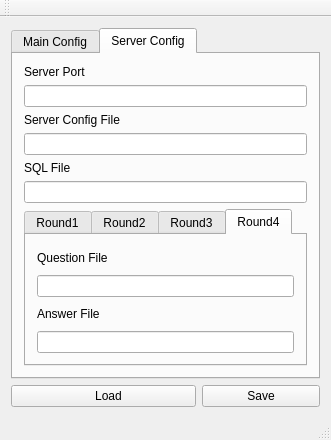
First picture: the form in src/config_editor/server_editor.ui, repository trigger-happy/Cerberus, before the edit.
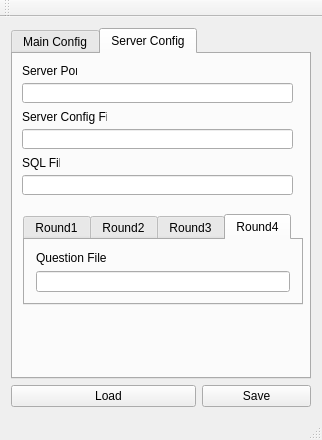
Second picture: the form after the edit. The open tabs and pages were chosen to show the change.

Commit message: save button already works properly -Janssen Go

The edit to the form file:
```diff
--- a/src/config_editor/server_editor.ui
+++ b/src/config_editor/server_editor.ui
@@ -6,8 +6,8 @@
    <rect>
     <x>0</x>
     <y>0</y>
-    <width>331</width>
-    <height>421</height>
+    <width>322</width>
+    <height>415</height>
    </rect>
   </property>
   <property name="windowTitle">
@@ -122,39 +122,84 @@
        <attribute name="title">
         <string>Server Config</string>
        </attribute>
-       <layout class="QVBoxLayout" name="verticalLayout_5">
-        <item>
          <widget class="QLabel" name="label_16">
+        <property name="geometry">
+         <rect>
+          <x>9</x>
+          <y>9</y>
+          <width>55</width>
+          <height>16</height>
+         </rect>
+        </property>
           <property name="text">
            <string>Server Port</string>
           </property>
          </widget>
-        </item>
-        <item>
-         <widget class="QLineEdit" name="serverPort2"/>
-        </item>
-        <item>
+       <widget class="QLineEdit" name="serverPort2">
+        <property name="geometry">
+         <rect>
+          <x>9</x>
+          <y>29</y>
+          <width>271</width>
+          <height>20</height>
+         </rect>
+        </property>
+       </widget>
          <widget class="QLabel" name="label_3">
+        <property name="geometry">
+         <rect>
+          <x>9</x>
+          <y>55</y>
+          <width>85</width>
+          <height>16</height>
+         </rect>
+        </property>
           <property name="text">
            <string>Server Config File</string>
           </property>
          </widget>
-        </item>
-        <item>
-         <widget class="QLineEdit" name="serverConf"/>
-        </item>
-        <item>
+       <widget class="QLineEdit" name="serverConf">
+        <property name="geometry">
+         <rect>
+          <x>9</x>
+          <y>75</y>
+          <width>271</width>
+          <height>20</height>
+         </rect>
+        </property>
+       </widget>
          <widget class="QLabel" name="label_sql">
+        <property name="geometry">
+         <rect>
+          <x>9</x>
+          <y>101</y>
+          <width>38</width>
+          <height>16</height>
+         </rect>
+        </property>
           <property name="text">
            <string>SQL File</string>
           </property>
          </widget>
-        </item>
-        <item>
-         <widget class="QLineEdit" name="sql"/>
-        </item>
-        <item>
+       <widget class="QLineEdit" name="sql">
+        <property name="geometry">
+         <rect>
+          <x>9</x>
+          <y>121</y>
+          <width>271</width>
+          <height>20</height>
+         </rect>
+        </property>
+       </widget>
          <widget class="QTabWidget" name="tabWidget_2">
+        <property name="geometry">
+         <rect>
+          <x>10</x>
+          <y>160</y>
+          <width>280</width>
+          <height>91</height>
+         </rect>
+        </property>
           <property name="currentIndex">
            <number>0</number>
           </property>
@@ -255,20 +300,21 @@
              <widget class="QLineEdit" name="q_rnd4"/>
             </item>
             <item>
-             <widget class="QLabel" name="label_a4">
-              <property name="text">
-               <string>Answer File</string>
-              </property>
-             </widget>
-            </item>
-            <item>
-             <widget class="QLineEdit" name="a_rnd4"/>
-            </item>
+           <spacer name="verticalSpacer_4">
+            <property name="orientation">
+             <enum>Qt::Vertical</enum>
+            </property>
+            <property name="sizeHint" stdset="0">
+             <size>
+              <width>20</width>
+              <height>40</height>
+             </size>
+            </property>
+           </spacer>
+          </item>
            </layout>
           </widget>
          </widget>
-        </item>
-       </layout>
       </widget>
      </widget>
     </item>
```
Left out of the diff: 61 changed lines with no effect on the pictures. Lines whose indentation alone changed are shown as unchanged. The commit also changes 6 other files.
